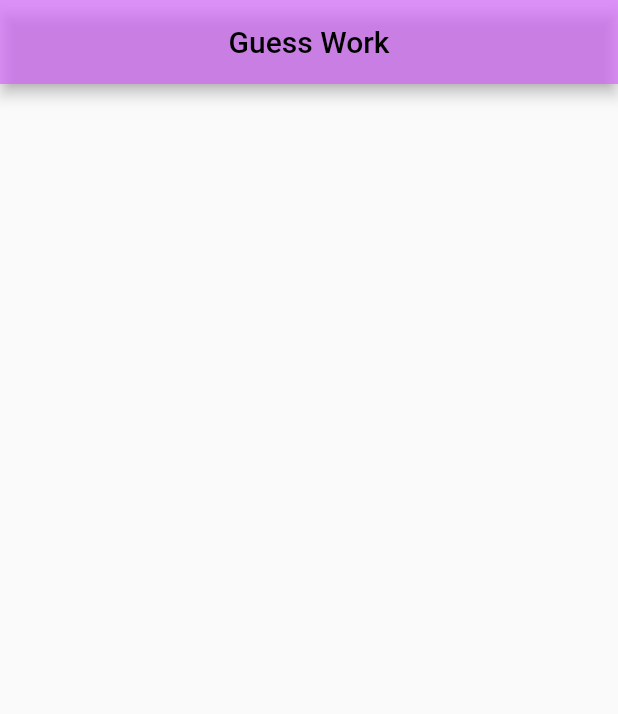
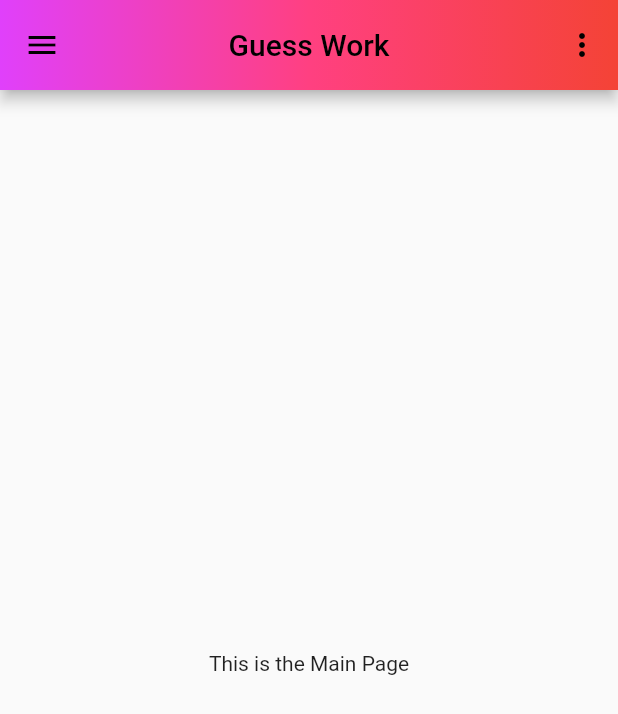
Before and after one commit to Anandhakrishnan-K/FlutterGuess, a Flutter app: the screen it shows after launch, on a phone screen of 412 x 824 dp. Shown: the top 714 px of the screen. Run offline on Flutter 3.47's test engine with Material 2 defaults, Android fonts, the light colour scheme and no system bars.

Commit message:
Commiting for the Day - 08Feb2023

```diff
--- a/guess_work/lib/app_bar_main.dart
+++ /dev/null
@@ -1,30 +0,0 @@
-import 'package:flutter/material.dart';
-
-import 'constants.dart';
-
-class GuessAppBar extends StatefulWidget {
-  const GuessAppBar({super.key});
-
-  @override
-  State<GuessAppBar> createState() => _GuessState();
-}
-
-class _GuessState extends State<GuessAppBar> {
-  @override
-  Widget build(BuildContext context) {
-    return MaterialApp(
-      debugShowCheckedModeBanner: false,
-      home: Scaffold(
-        appBar: AppBar(
-          // ignore: prefer_const_constructors
-          title: Text(
-            "Guess Work",
-            style: const TextStyle(color: appbarfontcolor),
-          ),
-          centerTitle: true,
-          backgroundColor: primarycolor,
-        ),
-      ),
-    );
-  }
-}
--- a/guess_work/lib/constants.dart
+++ b/guess_work/lib/constants.dart
@@ -1,4 +1,4 @@
 import 'package:flutter/material.dart';
 
-const primarycolor = Color.fromRGBO(210, 100, 250, 0.682);
+const primarycolor = Color.fromRGBO(255, 255, 0, 1);
 const appbarfontcolor = Color.fromARGB(255, 0, 0, 0);
--- /dev/null
+++ b/guess_work/lib/home_page.dart
@@ -0,0 +1,71 @@
+import 'package:flutter/material.dart';
+import 'constants.dart';
+
+class GuessAppBar extends StatefulWidget {
+  const GuessAppBar({super.key});
+
+  @override
+  State<GuessAppBar> createState() => _GuessState();
+}
+
+class _GuessState extends State<GuessAppBar> {
+  @override
+  Widget build(BuildContext context) {
+    return MaterialApp(
+      debugShowCheckedModeBanner: false,
+      home: Scaffold(
+        appBar: AppBar(
+          // ignore: prefer_const_constructors
+          title: Text("Guess Work"),
+          centerTitle: true,
+          backgroundColor: primarycolor,
+          // leading: IconButton(
+          //   icon: const Icon(Icons.arrow_back),
+          //   onPressed: () {},
+          // ),
+          foregroundColor: appbarfontcolor,
+          actions: [
+            IconButton(
+              icon: const Icon(Icons.more_vert),
+              onPressed: () {},
+            )
+          ],
+          toolbarHeight: 60,
+          flexibleSpace: Container(
+            decoration: const BoxDecoration(
+                gradient: LinearGradient(colors: [
+              Colors.purpleAccent,
+              Colors.pinkAccent,
+              Colors.red
+            ])),
+          ),
+        ),
+        body: const Center(
+          child: Text(
+            "This is the Main Page",
+          ),
+        ),
+        drawer: Drawer(
+          child: Column(
+            children: const [
+              UserAccountsDrawerHeader(
+                accountName: Text("Anandhakrishnan"),
+                accountEmail: Text("kanandhakrishnan133@gmail.com"),
+                currentAccountPicture: CircleAvatar(
+                  backgroundColor: Colors.white,
+                  child: Text("AK"),
+                ),
+                decoration: BoxDecoration(
+                    gradient: LinearGradient(
+                        colors: [Colors.purpleAccent, Colors.red],
+                        begin: Alignment.topLeft,
+                        end: Alignment.bottomRight)),
+              ),
+              ListTile(title: Text("Settings"), leading: Icon(Icons.settings)),
+            ],
+          ),
+        ),
+      ),
+    );
+  }
+}
--- a/guess_work/lib/main.dart
+++ b/guess_work/lib/main.dart
@@ -1,5 +1,5 @@
 import 'package:flutter/material.dart';
-import 'app_bar_main.dart';
+import 'home_page.dart';
 
 void main() {
   runApp(const GuessAppBar());
--- /dev/null
+++ b/guess_work/lib/main_page.dart
@@ -0,0 +1 @@
+// TODO Implement this library.
--- a/guess_work/pubspec.yaml
+++ b/guess_work/pubspec.yaml
@@ -59,9 +59,8 @@ flutter:
   uses-material-design: true
 
   # To add assets to your application, add an assets section, like this:
-  # assets:
-  #   - images/a_dot_burr.jpeg
-  #   - images/a_dot_ham.jpeg
+  assets:
+    - assets/
 
   # An image asset can refer to one or more resolution-specific "variants", see
   # https://flutter.dev/assets-and-images/#resolution-aware
```
Also changed, not shown: guess_work/assets/NumberWall.jpg (added).
